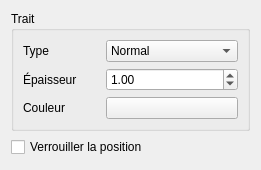
This is sources/ui/shapegraphicsitempropertieswidget.ui in qelectrotech/qelectrotech-source-mirror as Qt 5 draws it before an edit. The edited form follows.
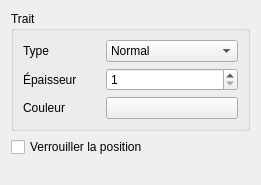
This is the edited form.

Commit message: Bug fix : change m_size_dsb setRange values

What changed in the file:
```diff
--- a/sources/ui/shapegraphicsitempropertieswidget.ui
+++ b/sources/ui/shapegraphicsitempropertieswidget.ui
@@ -7,7 +7,7 @@
     <x>0</x>
     <y>0</y>
     <width>261</width>
-    <height>170</height>
+    <height>185</height>
    </rect>
   </property>
   <property name="windowTitle">
@@ -73,11 +73,14 @@
         <property name="correctionMode">
          <enum>QAbstractSpinBox::CorrectToNearestValue</enum>
         </property>
+        <property name="decimals">
+         <number>0</number>
+        </property>
         <property name="minimum">
-         <double>0.400000000000000</double>
+         <double>1.000000000000000</double>
         </property>
         <property name="maximum">
-         <double>50.000000000000000</double>
+         <double>49.000000000000000</double>
         </property>
         <property name="singleStep">
          <double>0.200000000000000</double>
```
Left out of the diff: 2 changed lines with no effect on the pictures.
